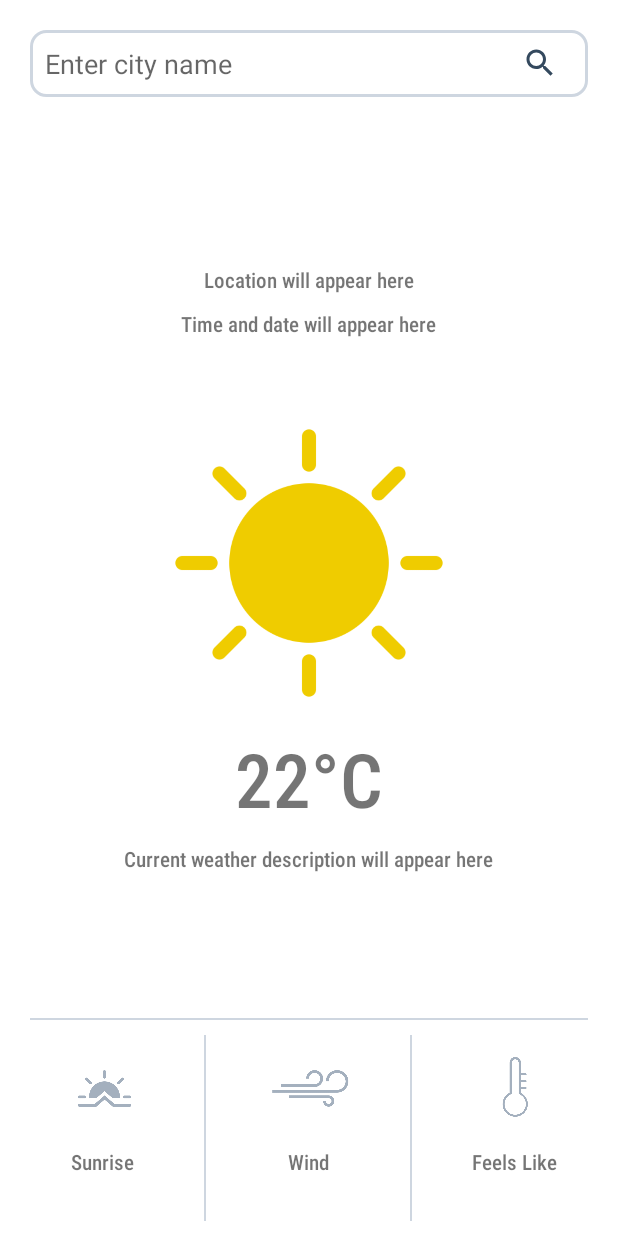
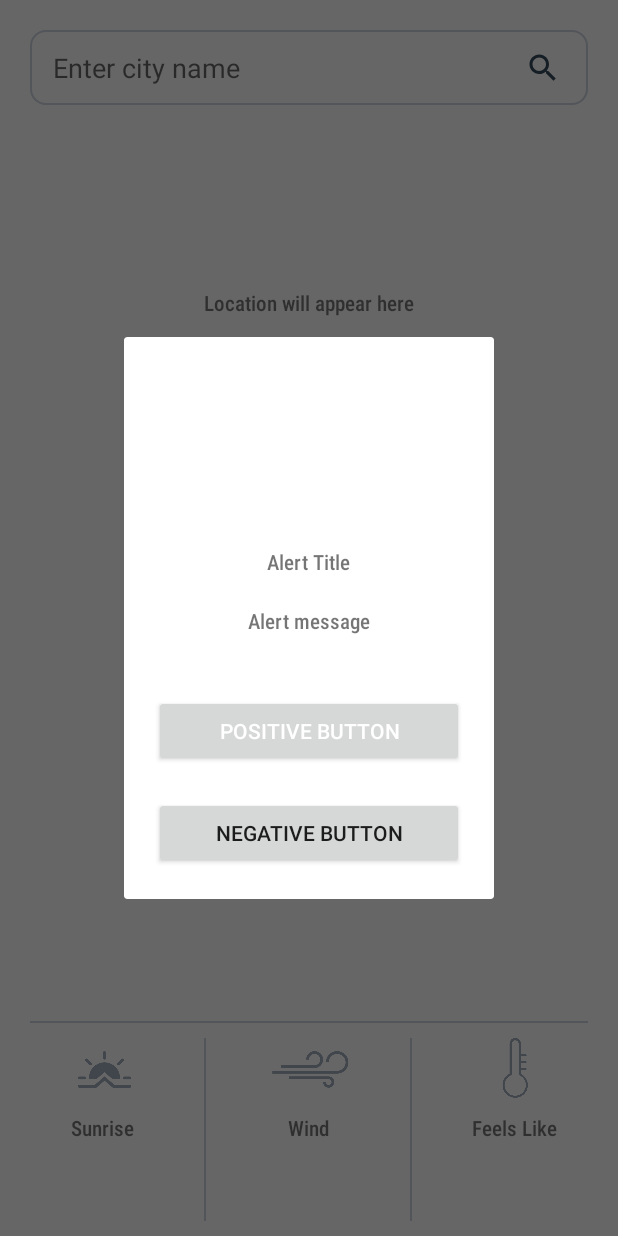
Before and after one commit to strom-hawk/OpenWeather, an Android app: the screen it shows after launch (HomeScreen), after a tap on an icon or button, on a phone screen of 412 x 824 dp. Run offline under Robolectric (Android 15) with nearby library versions, the phone set to English and light mode, and no system bars; our stand-ins replace RxJava.

Commit message:
Common alert box template created, Router object created

```diff
--- a/app/src/main/java/com/demoapps/openweather/utils/ApplicationConstants.kt
+++ b/app/src/main/java/com/demoapps/openweather/utils/ApplicationConstants.kt
@@ -13,4 +13,5 @@ object ApplicationConstants {
     val TXN_STATUS_404 = "404"
     val TXN_STATUS_404_NUMBER = 404
     val KELVIN_DIFFERENCE = 273.15F
+    val EMPTY_STRING = ""
 }
--- /dev/null
+++ b/app/src/main/java/com/demoapps/openweather/utils/CommonUtils.kt
@@ -0,0 +1,40 @@
+package com.demoapps.openweather.utils
+
+import android.app.Activity
+import android.app.Dialog
+import android.content.Context
+import android.util.DisplayMetrics
+import android.view.Gravity
+import android.view.ViewGroup
+import android.view.Window
+import com.demoapps.openweather.R
+import kotlinx.android.synthetic.main.alert_dialog_layout.*
+
+object CommonUtils {
+
+    private lateinit var alertDialog : Dialog
+
+    fun showAlertDialog(activity: Activity, messge: String){
+        alertDialog = showCustomDialog(activity, R.layout.alert_dialog_layout)
+        alertDialog.positiveButton.setOnClickListener {
+            alertDialog.dismiss()
+        }
+
+        alertDialog.show()
+    }
+
+    fun showCustomDialog(context: Context, layout: Int): Dialog {
+        val displayMetrics = DisplayMetrics()
+        (context as Activity).windowManager.defaultDisplay.getMetrics(displayMetrics)
+        val screenWidth = displayMetrics.widthPixels
+        val screenHeight = displayMetrics.heightPixels
+
+        alertDialog = Dialog(context)
+        alertDialog.requestWindowFeature(Window.FEATURE_NO_TITLE)
+        alertDialog.setCancelable(false)
+        alertDialog.setContentView(layout)
+        alertDialog.window?.setLayout(screenWidth-200, ViewGroup.LayoutParams.WRAP_CONTENT)
+        alertDialog.window?.setGravity(Gravity.CENTER)
+        return alertDialog
+    }
+}
--- /dev/null
+++ b/app/src/main/java/com/demoapps/openweather/utils/Router.kt
@@ -0,0 +1,6 @@
+package com.demoapps.openweather.utils
+
+object Router {
+    var city = ""
+
+}
--- a/app/src/main/java/com/demoapps/openweather/view/ActivityBase.kt
+++ b/app/src/main/java/com/demoapps/openweather/view/ActivityBase.kt
@@ -2,7 +2,6 @@ package com.demoapps.openweather.view
 
 import android.os.Bundle
 import androidx.appcompat.app.AppCompatActivity
-import com.demoapps.openweather.R
 import io.reactivex.disposables.CompositeDisposable
 
 abstract class ActivityBase: AppCompatActivity() {
--- a/app/src/main/java/com/demoapps/openweather/view/HomeScreen.kt
+++ b/app/src/main/java/com/demoapps/openweather/view/HomeScreen.kt
@@ -8,6 +8,8 @@ import com.demoapps.openweather.R
 import com.demoapps.openweather.interfaces.WeatherDetailsFlowCallBack
 import com.demoapps.openweather.model.OpenWeatherResponse
 import com.demoapps.openweather.utils.ApplicationConstants
+import com.demoapps.openweather.utils.CommonUtils
+import com.demoapps.openweather.utils.Router
 import com.demoapps.openweather.viewmodel.HomeScreenViewModel
 import kotlinx.android.synthetic.main.activity_homescreen.*
 import retrofit2.HttpException
@@ -34,7 +36,16 @@ class HomeScreen : ActivityBase(), WeatherDetailsFlowCallBack {
 
     private fun bindView() {
         getWeaterButton.setOnClickListener {
-            homeScreenViewModel?.getCityWeatherDetails(etCity.text.toString())
+            validateAndProceed()
+        }
+    }
+
+    private fun validateAndProceed(){
+        if(etCity.text.toString().equals(ApplicationConstants.EMPTY_STRING)){
+            CommonUtils.showAlertDialog(this, getString(R.string.invalid_city_name))
+        }else{
+            Router.city = etCity.text.toString()
+            homeScreenViewModel?.getCityWeatherDetails()
         }
     }
 
@@ -45,20 +56,24 @@ class HomeScreen : ActivityBase(), WeatherDetailsFlowCallBack {
             val tempInKelvin = openWeatherResponse.weatherDetails.currentTemperature.toFloat()
             val tempInCelsius = convertKelvinToCelcius(tempInKelvin).toString()
                 .substringBefore(ApplicationConstants.DOT_DELIMITTER) + ApplicationConstants.CELSIUS_REPRESENTATION
-            //getWeaterButton.text = tempInCelsius
+
+            tvLocation.text = openWeatherResponse.city
+            tvDateTime.text = ""
+            tvCurrentTemperature.text = tempInCelsius
+            tvWeaterDescription.text = openWeatherResponse.climate[0].climateTitle
         }else if(openWeatherResponse.txnStatus.equals(ApplicationConstants.TXN_STATUS_404)){
-            //getWeaterButton.text = openWeatherResponse.txnMessage
+            CommonUtils.showAlertDialog(this, openWeatherResponse.txnMessage)
         }else{
-            //getWeaterButton.text = getString(R.string.something_went_wrong)
+            CommonUtils.showAlertDialog(this, getString(R.string.something_went_wrong))
         }
     }
 
     override fun onApiFailed(error: Throwable) {
 
         if((error as HttpException).code().equals(ApplicationConstants.TXN_STATUS_404_NUMBER)){
-            //getWeaterButton.text = error.message()
+            CommonUtils.showAlertDialog(this, error.message())
         }else{
-            //getWeaterButton.text = getString(R.string.something_went_wrong)
+            CommonUtils.showAlertDialog(this, getString(R.string.something_went_wrong))
         }
     }
 
--- a/app/src/main/java/com/demoapps/openweather/viewmodel/BaseViewModel.kt
+++ b/app/src/main/java/com/demoapps/openweather/viewmodel/BaseViewModel.kt
@@ -1,5 +1,6 @@
 package com.demoapps.openweather.viewmodel
 
+import android.widget.ProgressBar
 import androidx.lifecycle.ViewModel
 import io.reactivex.disposables.CompositeDisposable
 
@@ -7,8 +8,9 @@ import io.reactivex.disposables.CompositeDisposable
 *This class is used as base view model for every viewmodel
 */
 
-public abstract class BaseViewModel : ViewModel() {
+abstract class BaseViewModel : ViewModel() {
     protected var compositeDisposable: CompositeDisposable? = null
+
 
     init {
         getCompositeDisposable()
@@ -20,6 +22,8 @@ public abstract class BaseViewModel : ViewModel() {
         }
     }
 
+
+
     override fun onCleared() {
         super.onCleared()
         compositeDisposable?.clear()
--- a/app/src/main/java/com/demoapps/openweather/viewmodel/HomeScreenViewModel.kt
+++ b/app/src/main/java/com/demoapps/openweather/viewmodel/HomeScreenViewModel.kt
@@ -4,6 +4,7 @@ import com.demoapps.openweather.interfaces.WeatherDetailsFlowCallBack
 import com.demoapps.openweather.model.OpenWeatherResponse
 import com.demoapps.openweather.utils.ApplicationConstants
 import com.demoapps.openweather.utils.RetrofitClient
+import com.demoapps.openweather.utils.Router
 import io.reactivex.android.schedulers.AndroidSchedulers
 import io.reactivex.schedulers.Schedulers
 
@@ -14,15 +15,13 @@ import io.reactivex.schedulers.Schedulers
 class HomeScreenViewModel(
     private var weatherDetailsFlowCallBack: WeatherDetailsFlowCallBack
 ) : BaseViewModel() {
-    private val LOCATION = "Bangalore"
 
-
-    fun getCityWeatherDetails(cityName: String) {
+    fun getCityWeatherDetails() {
         val apiServices = RetrofitClient.getApiClient(ApplicationConstants.BASE_URL)
         if (apiServices != null) {
             compositeDisposable?.add(apiServices.getCurrentWeatherData(
                 ApplicationConstants.API_KEY,
-                LOCATION
+                Router.city
             )
                 .observeOn(AndroidSchedulers.mainThread())
                 .subscribeOn(Schedulers.computation())
--- a/app/src/main/res/drawable/edit_text_background.xml
+++ b/app/src/main/res/drawable/edit_text_background.xml
@@ -3,7 +3,7 @@
     <solid android:color="@color/colorWhite"/>
 
     <stroke
-        android:width="2dp"
+        android:width="@dimen/dp_1"
         android:color="@color/editTextColor1"/>
 
     <corners
--- a/app/src/main/res/layout/activity_homescreen.xml
+++ b/app/src/main/res/layout/activity_homescreen.xml
@@ -12,33 +12,34 @@
     <RelativeLayout
         android:layout_width="match_parent"
         android:layout_height="0dp"
-        android:layout_weight="0.1">
+        android:layout_weight="0.1"
+        android:layout_marginTop="@dimen/dp_10">
 
         <RelativeLayout
             android:layout_width="match_parent"
-            android:layout_height="wrap_content"
+            android:layout_height="@dimen/dp_50"
             android:layout_marginStart="@dimen/dp_20"
-            android:layout_marginTop="@dimen/dp_20"
+            android:layout_marginTop="@dimen/dp_10"
             android:layout_marginEnd="@dimen/dp_20"
-            android:background="@drawable/edit_text_background">
+            android:background="@drawable/edit_text_background"
+            android:padding="@dimen/dp_5">
 
             <EditText
                 android:id="@+id/etCity"
                 android:layout_width="match_parent"
-                android:layout_height="wrap_content"
+                android:layout_height="match_parent"
                 android:background="@android:color/transparent"
                 android:hint="@string/city_search_box_hint"
-                android:padding="10dp"
                 app:layout_constraintBottom_toBottomOf="parent"
-                app:layout_constraintEnd_toEndOf="parent" />
+                app:layout_constraintEnd_toEndOf="parent"
+                android:paddingStart="@dimen/dp_10"/>
 
             <ImageButton
                 android:id="@+id/getWeaterButton"
-                android:layout_width="wrap_content"
-                android:layout_height="wrap_content"
+                android:layout_width="@dimen/dp_50"
+                android:layout_height="match_parent"
                 android:layout_alignParentEnd="true"
                 android:layout_centerVertical="true"
-                android:layout_marginEnd="@dimen/dp_20"
                 android:background="@android:color/transparent"
                 android:src="@drawable/ic_baseline_search_24" />
 
@@ -74,8 +75,8 @@
 
         <ImageView
             android:id="@+id/ivWeather"
-            android:layout_width="200dp"
-            android:layout_height="200dp"
+            android:layout_width="@dimen/dp_180"
+            android:layout_height="@dimen/dp_180"
             android:layout_centerInParent="true"
             android:src="@drawable/sun" />
 
@@ -98,7 +99,7 @@
             android:layout_centerHorizontal="true"
             android:fontFamily="sans-serif-condensed-medium"
             android:text="@string/current_weather_description"
-            android:layout_marginTop="@dimen/dp_10"/>
+            android:layout_marginTop="@dimen/dp_5"/>
 
     </RelativeLayout>
 
@@ -129,11 +130,11 @@
                 android:orientation="horizontal">
 
                 <ImageView
+                    android:id="@+id/ivSunrise"
                     android:layout_width="@dimen/dp_60"
                     android:layout_height="@dimen/dp_60"
-                    android:layout_above="@id/tvSunrise"
                     android:layout_centerHorizontal="true"
-                    android:layout_marginBottom="@dimen/dp_10"
+                    android:layout_alignParentTop="true"
                     android:src="@drawable/sunrise_filled"
                     android:tint="@color/iconTint"/>
 
@@ -144,8 +145,7 @@
                     android:layout_centerHorizontal="true"
                     android:fontFamily="sans-serif-condensed-medium"
                     android:text="@string/sunrise_textView"
-                    android:layout_alignParentBottom="true"
-                    android:layout_marginBottom="@dimen/dp_40"/>
+                    android:layout_below="@+id/ivSunrise"/>
 
                 <View
                     android:layout_width="1dp"
@@ -164,11 +164,11 @@
                 android:orientation="horizontal">
 
                 <ImageView
+                    android:id="@+id/ivWind"
                     android:layout_width="@dimen/dp_60"
                     android:layout_height="@dimen/dp_60"
-                    android:layout_above="@id/tvWind"
+                    android:layout_alignParentTop="true"
                     android:layout_centerHorizontal="true"
-                    android:layout_marginBottom="@dimen/dp_10"
                     android:src="@drawable/wind"
                     android:tint="@color/iconTint"/>
 
@@ -177,8 +177,7 @@
                     android:layout_width="wrap_content"
                     android:layout_height="wrap_content"
                     android:layout_centerHorizontal="true"
-                    android:layout_alignParentBottom="true"
-                    android:layout_marginBottom="@dimen/dp_40"
+                    android:layout_below="@id/ivWind"
                     android:fontFamily="sans-serif-condensed-medium"
                     android:text="@string/wind_textView" />
 
@@ -198,12 +197,11 @@
                 android:orientation="horizontal">
 
                 <ImageView
+                    android:id="@+id/ivFeelsLike"
                     android:layout_width="@dimen/dp_60"
                     android:layout_height="@dimen/dp_60"
-                    android:layout_above="@id/tvFeelsLike"
+                    android:layout_alignParentTop="true"
                     android:layout_centerHorizontal="true"
-
-                    android:layout_marginBottom="@dimen/dp_10"
                     android:src="@drawable/temperature"
                     android:tint="@color/iconTint"
                     android:padding="@dimen/dp_10"/>
@@ -213,8 +211,7 @@
                     android:layout_width="wrap_content"
                     android:layout_height="wrap_content"
                     android:layout_centerHorizontal="true"
-                    android:layout_alignParentBottom="true"
-                    android:layout_marginBottom="@dimen/dp_40"
+                    android:layout_below="@id/ivFeelsLike"
                     android:fontFamily="sans-serif-condensed-medium"
                     android:text="@string/feels_like_textView" />
 
--- /dev/null
+++ b/app/src/main/res/layout/alert_dialog_layout.xml
@@ -0,0 +1,58 @@
+<?xml version="1.0" encoding="utf-8"?>
+<LinearLayout xmlns:android="http://schemas.android.com/apk/res/android"
+    xmlns:app="http://schemas.android.com/apk/res-auto"
+    android:orientation="vertical"
+    android:layout_width="match_parent"
+    android:layout_height="wrap_content"
+    android:gravity="center">
+
+    <ImageView
+        android:id="@+id/dialogImage"
+        android:layout_width="@dimen/dp_100"
+        android:layout_height="@dimen/dp_100"
+        app:layout_constraintEnd_toEndOf="parent"
+        app:layout_constraintTop_toTopOf="parent"
+        android:layout_marginTop="@dimen/dp_20" />
+
+    <TextView
+        android:id="@+id/dialogTitle"
+        android:layout_width="wrap_content"
+        android:layout_height="wrap_content"
+        android:fontFamily="sans-serif-condensed-medium"
+        app:layout_constraintEnd_toEndOf="parent"
+        app:layout_constraintTop_toTopOf="parent"
+        android:layout_marginTop="@dimen/dp_20"
+        android:text="@string/alert_title"/>
+
+    <TextView
+        android:id="@+id/dialogMessage"
+        android:layout_width="wrap_content"
+        android:layout_height="wrap_content"
+        android:fontFamily="sans-serif-condensed-medium"
+        app:layout_constraintEnd_toEndOf="parent"
+        app:layout_constraintTop_toTopOf="parent"
+        android:layout_marginTop="@dimen/dp_20"
+        android:layout_marginBottom="@dimen/dp_20"
+        android:text="@string/alert_message"/>
+
+    <Button
+        android:id="@+id/positiveButton"
+        android:layout_width="match_parent"
+        android:layout_height="wrap_content"
+        android:layout_marginStart="@dimen/dp_20"
+        android:layout_marginEnd="@dimen/dp_20"
+        android:layout_marginTop="@dimen/dp_20"
+        android:layout_marginBottom="@dimen/dp_20"
+        android:textColor="@color/colorWhite"
+        android:text="@string/positive_button"/>
+
+    <Button
+        android:id="@+id/negativeButton"
+        android:layout_width="match_parent"
+        android:layout_height="wrap_content"
+        android:layout_marginStart="@dimen/dp_20"
+        android:layout_marginEnd="@dimen/dp_20"
+        android:layout_marginBottom="@dimen/dp_20"
+        android:text="@string/negative_button"/>
+
+</LinearLayout>
--- a/app/src/main/res/values/dimen.xml
+++ b/app/src/main/res/values/dimen.xml
@@ -17,6 +17,9 @@
     <dimen name="dp_80">80dp</dimen>
     <dimen name="dp_90">90dp</dimen>
     <dimen name="dp_100">100dp</dimen>
+    <dimen name="dp_150">150dp</dimen>
+    <dimen name="dp_170">170dp</dimen>
+    <dimen name="dp_180">180dp</dimen>
     <dimen name="dp_200">200dp</dimen>
     <dimen name="dp_300">70dp</dimen>
 </resources>
--- a/app/src/main/res/values/strings.xml
+++ b/app/src/main/res/values/strings.xml
@@ -9,5 +9,10 @@
     <string name="sunrise_textView">Sunrise</string>
     <string name="wind_textView">Wind</string>
     <string name="feels_like_textView">Feels Like</string>
+    <string name="alert_title">Alert Title</string>
+    <string name="alert_message">Alert message</string>
+    <string name="positive_button">Positive Button</string>
+    <string name="negative_button">Negative Button</string>
+    <string name="invalid_city_name">Please enter city name</string>
 
 </resources>
```
